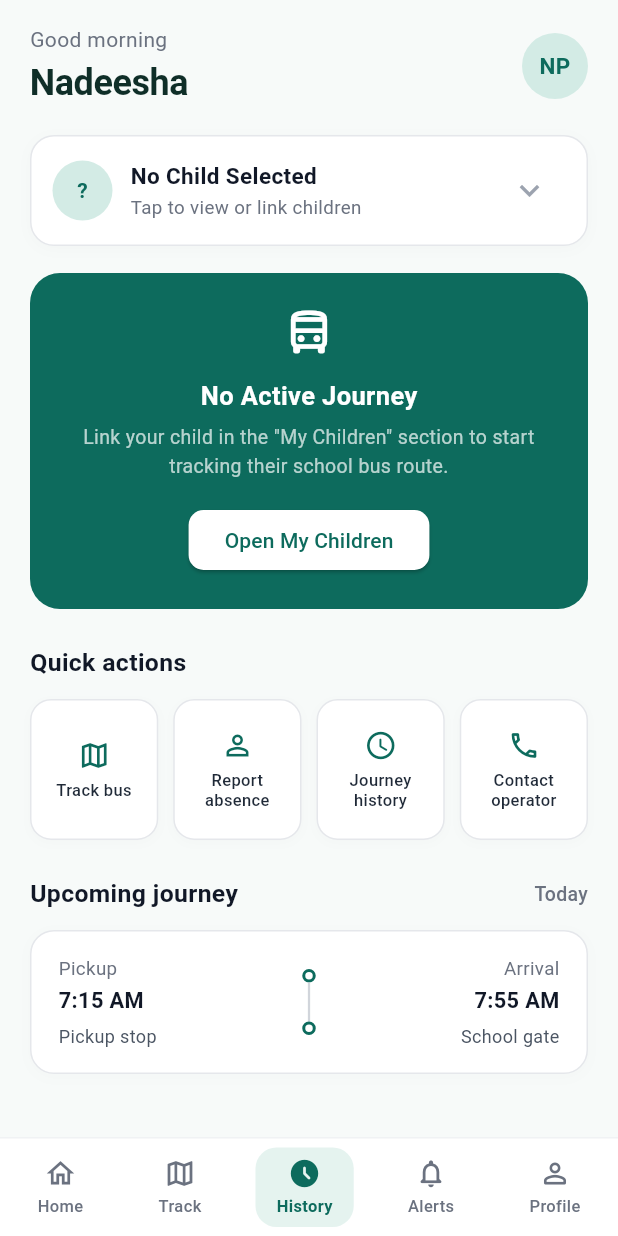
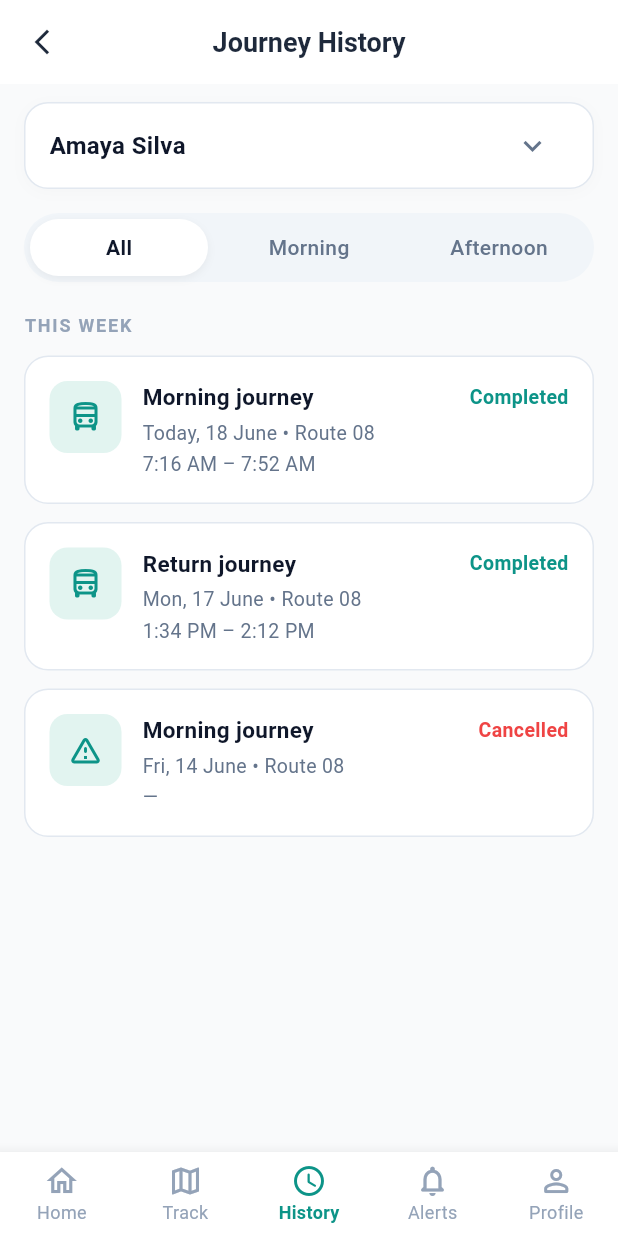
Before and after one commit to uwasara2000/SafeRoute_Parent, a Flutter app: the HomeScreen screen opened directly, item 3 of the bottom bar chosen, on a phone screen of 412 x 824 dp. Run offline on Flutter 3.47's test engine with Material 3 defaults, Android fonts, the phone set to English and light mode, and no system bars; our stand-ins replace cloud_firestore, firebase_auth, firebase_core, firebase_database, google_maps_flutter; accounts and stored records are empty; statements that could not run were skipped.

Commit message:
feat(integration): connect registration, multi-child dashboard, journey history, and live tracking map

```diff
--- /dev/null
+++ b/frontend/lib/features/history/screens/journey_history_screen.dart
@@ -0,0 +1,313 @@
+import 'package:flutter/material.dart';
+import '../../tracking/screens/live_tracking_screen.dart';
+
+class JourneyHistoryScreen extends StatefulWidget {
+  final String? initialChild;
+
+  const JourneyHistoryScreen({super.key, this.initialChild});
+
+  @override
+  State<JourneyHistoryScreen> createState() => _JourneyHistoryScreenState();
+}
+
+class _JourneyHistoryScreenState extends State<JourneyHistoryScreen> {
+  String selectedTab = 'All';
+  late String selectedChild;
+
+  final journeys = [
+    {
+      'title': 'Morning journey',
+      'date': 'Today, 18 June • Route 08',
+      'time': '7:16 AM – 7:52 AM',
+      'status': 'Completed',
+      'type': 'Morning',
+      'isCancelled': false,
+    },
+    {
+      'title': 'Return journey',
+      'date': 'Mon, 17 June • Route 08',
+      'time': '1:34 PM – 2:12 PM',
+      'status': 'Completed',
+      'type': 'Afternoon',
+      'isCancelled': false,
+    },
+    {
+      'title': 'Morning journey',
+      'date': 'Fri, 14 June • Route 08',
+      'time': '—',
+      'status': 'Cancelled',
+      'type': 'Morning',
+      'isCancelled': true,
+    },
+  ];
+
+  @override
+  void initState() {
+    super.initState();
+    selectedChild = widget.initialChild ?? 'Amaya Silva';
+  }
+
+  @override
+  Widget build(BuildContext context) {
+    final filteredJourneys = journeys.where((journey) {
+      if (selectedTab == 'All') return true;
+      return journey['type'] == selectedTab;
+    }).toList();
+
+    return Scaffold(
+      backgroundColor: const Color(0xFFF9FAFB),
+      appBar: AppBar(
+        backgroundColor: Colors.white,
+        elevation: 0,
+        centerTitle: true,
+        leading: Navigator.of(context).canPop()
+            ? IconButton(
+                icon: const Icon(Icons.arrow_back_ios_new, size: 20, color: Color(0xFF1E293B)),
+                onPressed: () => Navigator.of(context).pop(),
+              )
+            : null,
+        title: const Text(
+          'Journey History',
+          style: TextStyle(
+            color: Color(0xFF1E293B),
+            fontWeight: FontWeight.bold,
+            fontSize: 18,
+          ),
+        ),
+      ),
+      body: Padding(
+        padding: const EdgeInsets.symmetric(horizontal: 16.0, vertical: 12.0),
+        child: Column(
+          crossAxisAlignment: CrossAxisAlignment.start,
+          children: [
+            Container(
+              padding: const EdgeInsets.symmetric(horizontal: 16, vertical: 4),
+              decoration: BoxDecoration(
+                color: Colors.white,
+                borderRadius: BorderRadius.circular(16),
+                border: Border.all(color: const Color(0xFFE2E8F0)),
+                boxShadow: [
+                  BoxShadow(
+                    color: Colors.black.withOpacity(0.02),
+                    blurRadius: 8,
+                    offset: const Offset(0, 2),
+                  ),
+                ],
+              ),
+              child: Row(
+                mainAxisAlignment: MainAxisAlignment.spaceBetween,
+                children: [
+                  Text(
+                    selectedChild,
+                    style: const TextStyle(
+                      fontSize: 16,
+                      fontWeight: FontWeight.bold,
+                      color: Color(0xFF0F172A),
+                    ),
+                  ),
+                  IconButton(
+                    icon: const Icon(
+                      Icons.keyboard_arrow_down,
+                      color: Color(0xFF64748B),
+                    ),
+                    onPressed: () {},
+                  ),
+                ],
+              ),
+            ),
+            const SizedBox(height: 16),
+            Container(
+              height: 46,
+              decoration: BoxDecoration(
+                color: const Color(0xFFF1F5F9),
+                borderRadius: BorderRadius.circular(24),
+              ),
+              child: Row(
+                children: ['All', 'Morning', 'Afternoon'].map((tab) {
+                  bool isSelected = selectedTab == tab;
+                  return Expanded(
+                    child: GestureDetector(
+                      onTap: () {
+                        setState(() {
+                          selectedTab = tab;
+                        });
+                      },
+                      child: Container(
+                        alignment: Alignment.center,
+                        margin: const EdgeInsets.all(4),
+                        decoration: BoxDecoration(
+                          color: isSelected ? Colors.white : Colors.transparent,
+                          borderRadius: BorderRadius.circular(20),
+                          boxShadow: isSelected
+                              ? [
+                                  BoxShadow(
+                                    color: Colors.black.withOpacity(0.05),
+                                    blurRadius: 4,
+                                    offset: const Offset(0, 2),
+                                  ),
+                                ]
+                              : [],
+                        ),
+                        child: Text(
+                          tab,
+                          style: TextStyle(
+                            color: isSelected
+                                ? const Color(0xFF0F172A)
+                                : const Color(0xFF64748B),
+                            fontWeight: isSelected
+                                ? FontWeight.bold
+                                : FontWeight.w500,
+                            fontSize: 14,
+                          ),
+                        ),
+                      ),
+                    ),
+                  );
+                }).toList(),
+              ),
+            ),
+            const SizedBox(height: 20),
+            const Text(
+              'THIS WEEK',
+              style: TextStyle(
+                fontSize: 12,
+                fontWeight: FontWeight.bold,
+                color: Color(0xFF94A3B8),
+                letterSpacing: 1.2,
+              ),
+            ),
+            const SizedBox(height: 12),
+            Expanded(
+              child: ListView.builder(
+                itemCount: filteredJourneys.length,
+                itemBuilder: (context, index) {
+                  final journey = filteredJourneys[index];
+                  final isCancelled = journey['isCancelled'] as bool;
+
+                  return Container(
+                    margin: const EdgeInsets.only(bottom: 12),
+                    padding: const EdgeInsets.all(16),
+                    decoration: BoxDecoration(
+                      color: Colors.white,
+                      borderRadius: BorderRadius.circular(16),
+                      border: Border.all(color: const Color(0xFFE2E8F0)),
+                    ),
+                    child: Row(
+                      crossAxisAlignment: CrossAxisAlignment.start,
+                      children: [
+                        Container(
+                          padding: const EdgeInsets.all(12),
+                          decoration: BoxDecoration(
+                            color: const Color(0xFFE2F4F0),
+                            borderRadius: BorderRadius.circular(12),
+                          ),
+                          child: Icon(
+                            isCancelled
+                                ? Icons.warning_amber_rounded
+                                : Icons.directions_bus_filled_outlined,
+                            color: const Color(0xFF0D9488),
+                            size: 24,
+                          ),
+                        ),
+                        const SizedBox(width: 14),
+                        Expanded(
+                          child: Column(
+                            crossAxisAlignment: CrossAxisAlignment.start,
+                            children: [
+                              Row(
+                                mainAxisAlignment:
+                                    MainAxisAlignment.spaceBetween,
+                                children: [
+                                  Text(
+                                    journey['title'] as String,
+                                    style: const TextStyle(
+                                      fontSize: 15,
+                                      fontWeight: FontWeight.bold,
+                                      color: Color(0xFF0F172A),
+                                    ),
+                                  ),
+                                  Text(
+                                    journey['status'] as String,
+                                    style: TextStyle(
+                                      fontSize: 13,
+                                      fontWeight: FontWeight.bold,
+                                      color: isCancelled
+                                          ? const Color(0xFFEF4444)
+                                          : const Color(0xFF0D9488),
+                                    ),
+                                  ),
+                                ],
+                              ),
+                              const SizedBox(height: 4),
+                              Text(
+                                journey['date'] as String,
+                                style: const TextStyle(
+                                  fontSize: 13,
+                                  color: Color(0xFF64748B),
+                                ),
+                              ),
+                              const SizedBox(height: 2),
+                              Text(
+                                journey['time'] as String,
+                                style: const TextStyle(
+                                  fontSize: 13,
+                                  color: Color(0xFF64748B),
+                                ),
+                              ),
+                            ],
+                          ),
+                        ),
+                      ],
+                    ),
+                  );
+                },
+              ),
+            ),
+          ],
+        ),
+      ),
+      bottomNavigationBar: BottomNavigationBar(
+        currentIndex: 2,
+        type: BottomNavigationBarType.fixed,
+        selectedItemColor: const Color(0xFF0D9488),
+        unselectedItemColor: const Color(0xFF94A3B8),
+        selectedLabelStyle: const TextStyle(
+          fontWeight: FontWeight.bold,
+          fontSize: 12,
+        ),
+        unselectedLabelStyle: const TextStyle(fontSize: 12),
+        items: const [
+          BottomNavigationBarItem(
+            icon: Icon(Icons.home_outlined),
+            label: 'Home',
+          ),
+          BottomNavigationBarItem(
+            icon: Icon(Icons.map_outlined),
+            label: 'Track',
+          ),
+          BottomNavigationBarItem(
+            icon: Icon(Icons.access_time_rounded),
+            label: 'History',
+          ),
+          BottomNavigationBarItem(
+            icon: Icon(Icons.notifications_none_rounded),
+            label: 'Alerts',
+          ),
+          BottomNavigationBarItem(
+            icon: Icon(Icons.person_outline_rounded),
+            label: 'Profile',
+          ),
+        ],
+        onTap: (index) {
+          if (index == 0) {
+            Navigator.of(context).pop();
+          } else if (index == 1) {
+            Navigator.of(context).pushReplacement(
+              MaterialPageRoute(builder: (_) => const LiveTrackingScreen(tripId: 'trip_001')),
+            );
+          }
+        },
+      ),
+    );
+  }
+}
--- a/frontend/lib/features/home/screens/home_screen.dart
+++ b/frontend/lib/features/home/screens/home_screen.dart
@@ -6,6 +6,7 @@ import '../../children/models/child_model.dart';
 import '../../children/screens/my_children_screen.dart';
 import '../../children/services/children_service.dart';
 import '../../tracking/screens/live_tracking_screen.dart';
+import '../../history/screens/journey_history_screen.dart';
 
 /// Screen: Parent Home Screen matching the design screenshot
 class HomeScreen extends StatefulWidget {
@@ -532,11 +533,9 @@ class _HomeScreenState extends State<HomeScreen> {
             height: 48,
             child: ElevatedButton(
               onPressed: () {
-                ScaffoldMessenger.of(context).showSnackBar(
-                  SnackBar(
-                    content: Text('Opening live roadmap for $firstName (${child.school} - ${child.route})...'),
-                    duration: const Duration(seconds: 2),
-                    backgroundColor: const Color(0xFF0D6B5D),
+                Navigator.of(context).push(
+                  MaterialPageRoute(
+                    builder: (_) => const LiveTrackingScreen(tripId: 'trip_001'),
                   ),
                 );
               },
@@ -607,8 +606,10 @@ class _HomeScreenState extends State<HomeScreen> {
               icon: Icons.access_time_rounded,
               label: 'Journey\nhistory',
               onTap: () {
-                ScaffoldMessenger.of(context).showSnackBar(
-                  SnackBar(content: Text('Opening journey history for $name...')),
+                Navigator.of(context).push(
+                  MaterialPageRoute(
+                    builder: (_) => JourneyHistoryScreen(initialChild: name),
+                  ),
                 );
               },
             ),
@@ -894,6 +895,21 @@ class _HomeScreenState extends State<HomeScreen> {
           setState(() {
             _selectedNavIndex = index;
           });
+          if (index == 1) {
+            Navigator.of(context).push(
+              MaterialPageRoute(
+                builder: (_) => const LiveTrackingScreen(tripId: 'trip_001'),
+              ),
+            );
+          } else if (index == 2) {
+            Navigator.of(context).push(
+              MaterialPageRoute(
+                builder: (_) => JourneyHistoryScreen(
+                  initialChild: _selectedChild?.fullName ?? (_allChildren.isNotEmpty ? _allChildren.first.fullName : null),
+                ),
+              ),
+            );
+          }
         },
       borderRadius: BorderRadius.circular(12),
       child: Container(
--- a/frontend/lib/features/tracking/screens/live_tracking_screen.dart
+++ b/frontend/lib/features/tracking/screens/live_tracking_screen.dart
@@ -3,6 +3,7 @@ import 'package:flutter/material.dart';
 import 'package:google_maps_flutter/google_maps_flutter.dart';
 import '../models/bus_location.dart';
 import '../services/bus_tracking_service.dart';
+import '../../history/screens/journey_history_screen.dart';
 
 class LiveTrackingScreen extends StatefulWidget {
   final String tripId;
@@ -298,6 +299,28 @@ class _LiveTrackingScreenState extends State<LiveTrackingScreen> {
                         ),
                       ],
                     ),
+                    const SizedBox(height: 12),
+                    SizedBox(
+                      width: double.infinity,
+                      child: OutlinedButton.icon(
+                        style: OutlinedButton.styleFrom(
+                          foregroundColor: const Color(0xFF0D6B5D),
+                          side: const BorderSide(color: Color(0xFF0D6B5D)),
+                          shape: RoundedRectangleBorder(
+                            borderRadius: BorderRadius.circular(10),
+                          ),
+                        ),
+                        icon: const Icon(Icons.history, size: 18),
+                        label: const Text('View Journey History'),
+                        onPressed: () {
+                          Navigator.of(context).push(
+                            MaterialPageRoute(
+                              builder: (_) => const JourneyHistoryScreen(),
+                            ),
+                          );
+                        },
+                      ),
+                    ),
                   ],
                 ),
               ),
```
Lines whose indentation alone changed are shown as unchanged.
